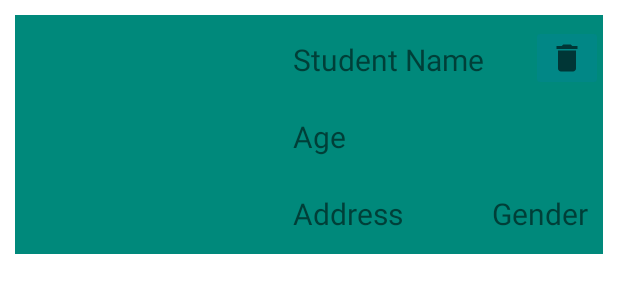
After one commit to Rojan904/SoftUserClone, an Android app: the layout student_layout.xml on its own in the app's theme, with its tools: preview values and no code run, on a phone screen of 412 x 824 dp. The commit adds this screen. Shown: the top 300 px of the screen. Run offline under Robolectric (Android 15) with nearby library versions, the phone set to English and light mode, and no system bars.

Commit message:
Designed layout for recyclerview.

```diff
--- a/app/src/main/res/drawable/button.xml
+++ b/app/src/main/res/drawable/button.xml
@@ -2,14 +2,14 @@
 <selector xmlns:android="http://schemas.android.com/apk/res/android">
     <item android:state_pressed="true">
         <shape android:shape="rectangle">
-            <solid android:color="#FF5722"></solid>
+            <solid android:color="#6200EE"/>
             <corners android:radius="100dp" />
         </shape>
     </item>
 
     <item>
         <shape android:shape="rectangle">
-            <gradient android:endColor="#0D47A1" android:startColor="#1E88E5" />
+            <gradient android:endColor="#0D47A1" android:startColor="#6200EE" />
             <corners android:radius="100dp" />
         </shape>
     </item>
--- /dev/null
+++ b/app/src/main/res/drawable/ic_baseline_delete_24.xml
@@ -0,0 +1,10 @@
+<vector xmlns:android="http://schemas.android.com/apk/res/android"
+    android:width="24dp"
+    android:height="24dp"
+    android:viewportWidth="24"
+    android:viewportHeight="24"
+    android:tint="?attr/colorControlNormal">
+  <path
+      android:fillColor="@android:color/white"
+      android:pathData="M6,19c0,1.1 0.9,2 2,2h8c1.1,0 2,-0.9 2,-2V7H6v12zM19,4h-3.5l-1,-1h-5l-1,1H5v2h14V4z"/>
+</vector>
--- a/app/src/main/res/layout/fragment_home.xml
+++ b/app/src/main/res/layout/fragment_home.xml
@@ -5,9 +5,9 @@
     android:layout_height="match_parent"
     tools:context=".fragments.HomeFragment">
 
-    <TextView
-        android:layout_width="match_parent"
-        android:layout_height="match_parent"
-        android:text="Home" />
+   <androidx.recyclerview.widget.RecyclerView
+       android:id="@+id/recyclerView"
+       android:layout_height="wrap_content"
+       android:layout_width="match_parent"/>
 
 </FrameLayout>
--- /dev/null
+++ b/app/src/main/res/layout/student_layout.xml
@@ -0,0 +1,74 @@
+<?xml version="1.0" encoding="utf-8"?>
+<androidx.constraintlayout.widget.ConstraintLayout xmlns:android="http://schemas.android.com/apk/res/android"
+    android:layout_width="match_parent"
+    android:layout_height="wrap_content"
+    android:layout_margin="10dp"
+    android:background="#00897B"
+    xmlns:app="http://schemas.android.com/apk/res-auto">
+
+    <ImageView
+        android:id="@+id/imgProfile"
+        android:layout_width="149dp"
+        android:layout_height="133dp"
+        android:layout_marginStart="16dp"
+        android:layout_marginTop="16dp"
+        android:layout_marginBottom="10dp"
+        app:layout_constraintBottom_toBottomOf="parent"
+        app:layout_constraintStart_toStartOf="parent"
+        app:layout_constraintTop_toTopOf="parent"
+        android:layout_marginLeft="16dp" />
+    <TextView
+        android:id="@+id/tvName"
+        android:layout_width="wrap_content"
+        android:layout_height="27dp"
+        android:layout_marginStart="20dp"
+        android:layout_marginTop="16dp"
+        android:text="Student Name"
+        android:textSize="20sp"
+        app:layout_constraintStart_toEndOf="@+id/imgProfile"
+        app:layout_constraintTop_toTopOf="parent"
+        android:layout_marginLeft="20dp" />
+    <ImageButton
+        android:id="@+id/imgDelete"
+        android:layout_width="wrap_content"
+        android:layout_height="wrap_content"
+        app:layout_constraintRight_toRightOf="parent"
+        app:layout_constraintBottom_toTopOf="@+id/tvAge"
+        android:src="@drawable/ic_baseline_delete_24"
+        android:layout_marginBottom="10dp"
+        android:backgroundTint="@color/teal_700"
+        app:layout_constraintTop_toTopOf="parent" />
+    <TextView
+        android:id="@+id/tvAge"
+        android:layout_width="wrap_content"
+        android:layout_height="27dp"
+        android:layout_marginStart="20dp"
+        android:layout_marginTop="24dp"
+        android:text="Age"
+        android:textSize="20sp"
+        app:layout_constraintStart_toEndOf="@+id/imgProfile"
+        app:layout_constraintTop_toBottomOf="@+id/tvName"
+        android:layout_marginLeft="20dp" />
+    <TextView
+        android:id="@+id/tvAddress"
+        android:layout_width="wrap_content"
+        android:layout_height="27dp"
+        android:layout_marginStart="20dp"
+        android:layout_marginTop="24dp"
+        android:text="Address"
+        android:textSize="20sp"
+        app:layout_constraintStart_toEndOf="@+id/imgProfile"
+        app:layout_constraintTop_toBottomOf="@+id/tvAge"
+        android:layout_marginLeft="20dp" />
+    <TextView
+        android:id="@+id/tvGender"
+        android:layout_width="wrap_content"
+        android:layout_height="27dp"
+        android:layout_marginTop="24dp"
+        android:text="Gender"
+        android:textSize="20sp"
+        app:layout_constraintTop_toBottomOf="@+id/tvAge"
+        app:layout_constraintRight_toRightOf="parent"
+     android:layout_marginRight="10dp"/>
+
+</androidx.constraintlayout.widget.ConstraintLayout>
```
